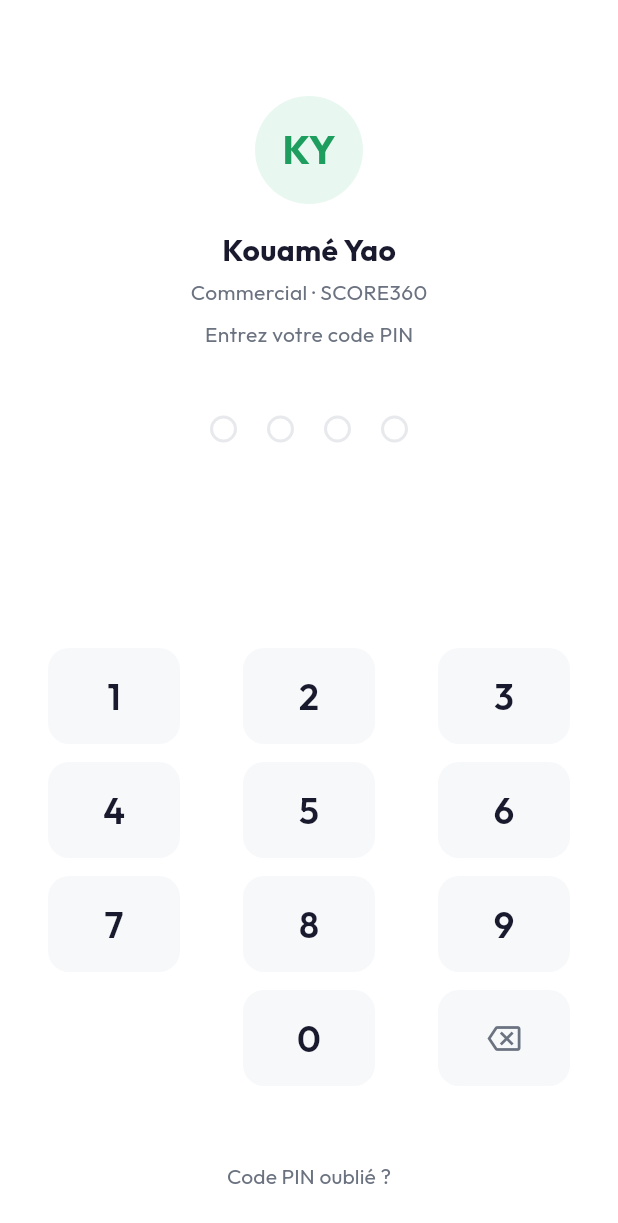
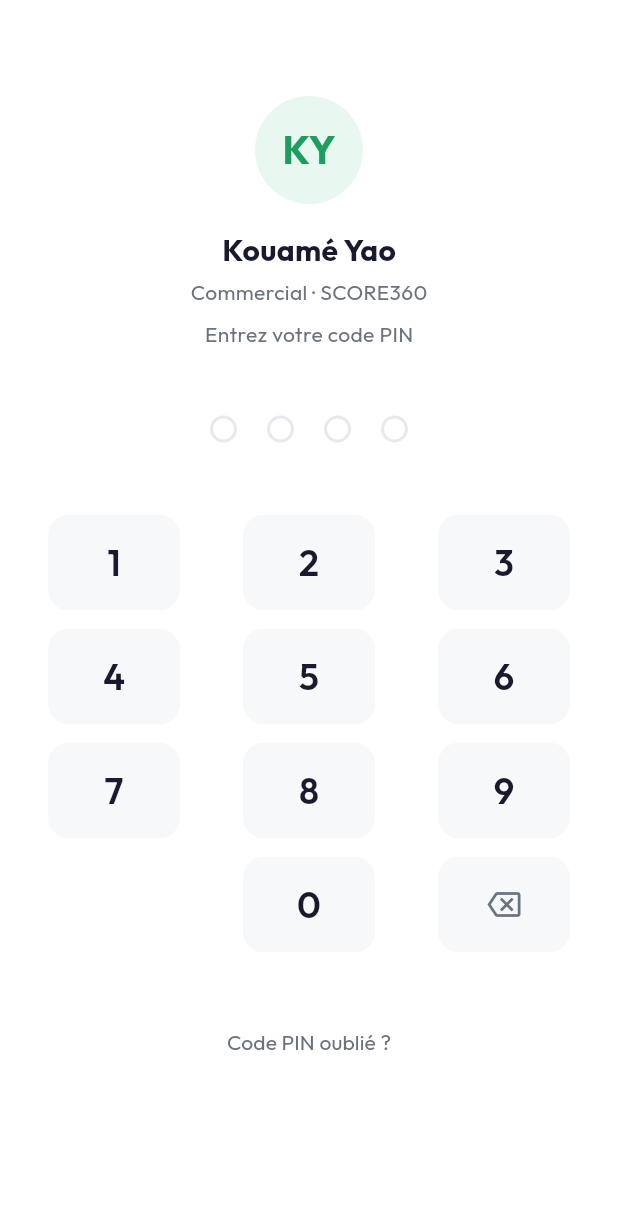
Before and after one commit to Samiiii5/e-signal-v2, a Flutter app: the PinScreen screen opened by its route, on a phone screen of 412 x 824 dp. Shown: the top 1223 px of the screen. Run offline on Flutter 3.47's test engine with Material 3 defaults, Android fonts, the phone set to English and light mode, and no system bars; our stand-ins replace firebase_core, firebase_messaging, go_router, google_fonts, pdf, printing and 2 more; missing offline and left inert: excel; accounts and stored records are empty.

Commit message:
Fix RenderFlex overflow sur PinScreen
Enveloppe la Column dans SingleChildScrollView et remplace
Spacer par SizedBox(height:48) pour corriger le débordement
de 224px sur les petits écrans.

Co-Authored-By: Claude Sonnet 4.6 <noreply@anthropic.com>
Claude-Session: https://claude.ai/code/session_017mVrovz2ebC7DvmSfYVsds

```diff
--- a/lib/features/auth/pin/pin_screen.dart
+++ b/lib/features/auth/pin/pin_screen.dart
@@ -78,8 +78,9 @@ class _PinScreenState extends State<PinScreen> with SingleTickerProviderStateMix
       body: SafeArea(
         child: Padding(
           padding: const EdgeInsets.symmetric(horizontal: 32),
-          child: Column(
-            children: [
+          child: SingleChildScrollView(
+            child: Column(
+              children: [
               const SizedBox(height: 64),
 
               _Avatar(initials: mockUser.initials),
@@ -121,7 +122,7 @@ class _PinScreenState extends State<PinScreen> with SingleTickerProviderStateMix
                 ),
               ],
 
-              const Spacer(),
+              const SizedBox(height: 48),
 
               PinKeypad(onKey: _onKey, onDelete: _onDelete),
 
@@ -141,6 +142,7 @@ class _PinScreenState extends State<PinScreen> with SingleTickerProviderStateMix
 
               const SizedBox(height: 16),
             ],
+            ),
           ),
         ),
       ),
```
